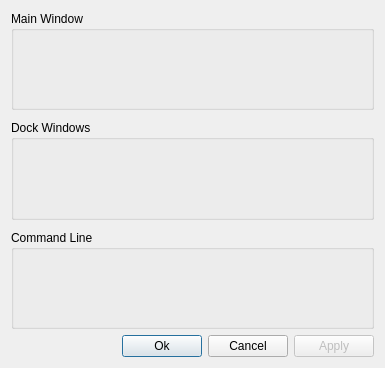
Above: gui/appearancedialog.ui from matoom/frostbite before the change. Below: the same form after it.
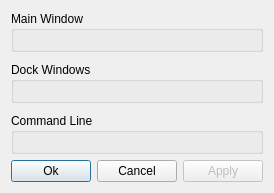
That is the form after the change. Icons and pictures are not drawn.

Diff of the .ui file:
```diff
--- a/gui/appearancedialog.ui
+++ b/gui/appearancedialog.ui
@@ -6,8 +6,8 @@
    <rect>
     <x>0</x>
     <y>0</y>
-    <width>385</width>
-    <height>368</height>
+    <width>266</width>
+    <height>193</height>
    </rect>
   </property>
   <property name="sizePolicy">
```
